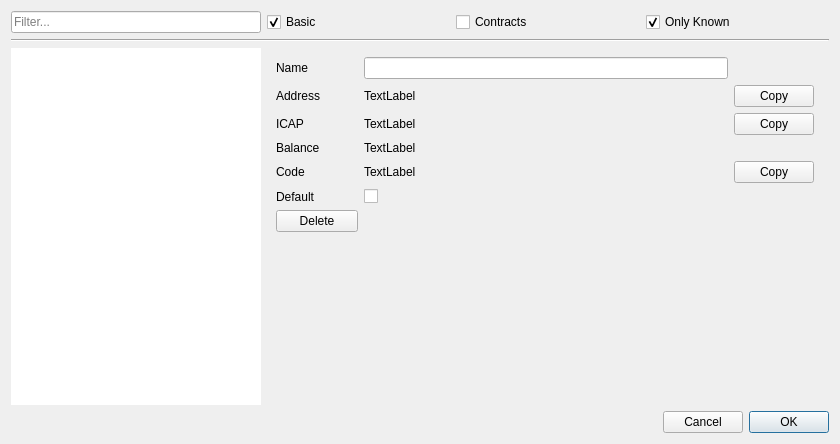
This is alethzero/plugins/accounts/AllAccounts.ui in ethereum/alethzero as Qt 5 draws it before an edit. The edited form follows.
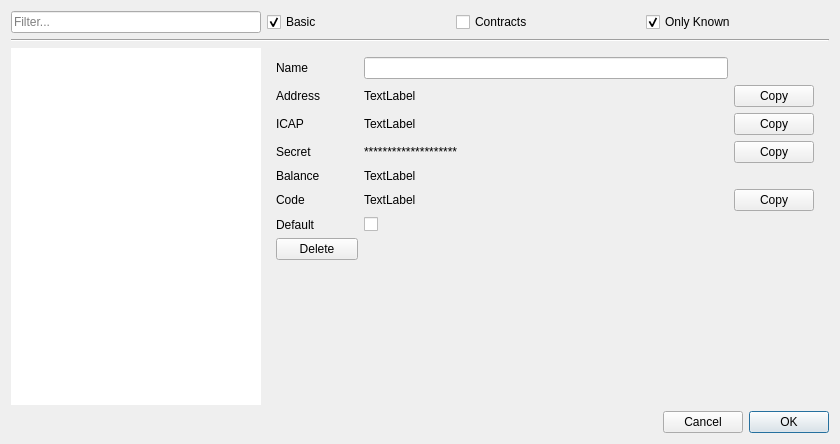
This is the edited form.

Commit message: export secret added to all accounts

```diff
--- a/alethzero/plugins/accounts/AllAccounts.ui
+++ b/alethzero/plugins/accounts/AllAccounts.ui
@@ -185,7 +185,7 @@
         </property>
        </widget>
       </item>
-      <item row="7" column="0">
+      <item row="8" column="0">
        <widget class="QPushButton" name="deleteButton">
         <property name="minimumSize">
          <size>
@@ -226,7 +226,7 @@
         </property>
        </widget>
       </item>
-      <item row="5" column="1">
+      <item row="6" column="1">
        <widget class="QLabel" name="codeValue">
         <property name="toolTip">
          <string>Contract's Code</string>
@@ -239,7 +239,7 @@
         </property>
        </widget>
       </item>
-      <item row="6" column="0">
+      <item row="7" column="0">
        <widget class="QLabel" name="defaultLabel">
         <property name="toolTip">
          <string>Set Account as Default</string>
@@ -249,7 +249,7 @@
         </property>
        </widget>
       </item>
-      <item row="8" column="0">
+      <item row="9" column="0">
        <spacer name="verticalSpacer">
         <property name="orientation">
          <enum>Qt::Vertical</enum>
@@ -262,7 +262,7 @@
         </property>
        </spacer>
       </item>
-      <item row="5" column="0">
+      <item row="6" column="0">
        <widget class="QLabel" name="codeLabel">
         <property name="toolTip">
          <string>Contract's Code</string>
@@ -282,7 +282,7 @@
         </property>
        </widget>
       </item>
-      <item row="4" column="0">
+      <item row="5" column="0">
        <widget class="QLabel" name="balanceLabel">
         <property name="text">
          <string>Balance</string>
@@ -296,7 +296,7 @@
         </property>
        </widget>
       </item>
-      <item row="5" column="2">
+      <item row="6" column="2">
        <widget class="QPushButton" name="codeCopy">
         <property name="maximumSize">
          <size>
@@ -312,7 +312,7 @@
         </property>
        </widget>
       </item>
-      <item row="7" column="1">
+      <item row="8" column="1">
        <spacer name="horizontalSpacer">
         <property name="orientation">
          <enum>Qt::Horizontal</enum>
@@ -339,14 +339,14 @@
         </property>
        </widget>
       </item>
-      <item row="4" column="1">
+      <item row="5" column="1">
        <widget class="QLabel" name="balanceValue">
         <property name="text">
          <string>TextLabel</string>
         </property>
        </widget>
       </item>
-      <item row="6" column="1">
+      <item row="7" column="1">
        <widget class="QCheckBox" name="defaultValue">
         <property name="toolTip">
          <string>Set Account as Default</string>
@@ -385,6 +385,30 @@
         </property>
        </widget>
       </item>
+      <item row="4" column="0">
+       <widget class="QLabel" name="secretLabel">
+        <property name="text">
+         <string>Secret</string>
+        </property>
+       </widget>
+      </item>
+      <item row="4" column="1">
+       <widget class="QLabel" name="secretValue">
+        <property name="text">
+         <string>********************</string>
+        </property>
+       </widget>
+      </item>
+      <item row="4" column="2">
+       <widget class="QPushButton" name="secretCopy">
+        <property name="toolTip">
+         <string>Copy Secret to Clipboard</string>
+        </property>
+        <property name="text">
+         <string>Copy</string>
+        </property>
+       </widget>
+      </item>
      </layout>
     </widget>
    </item>
```
The commit also changes 1 other file.
